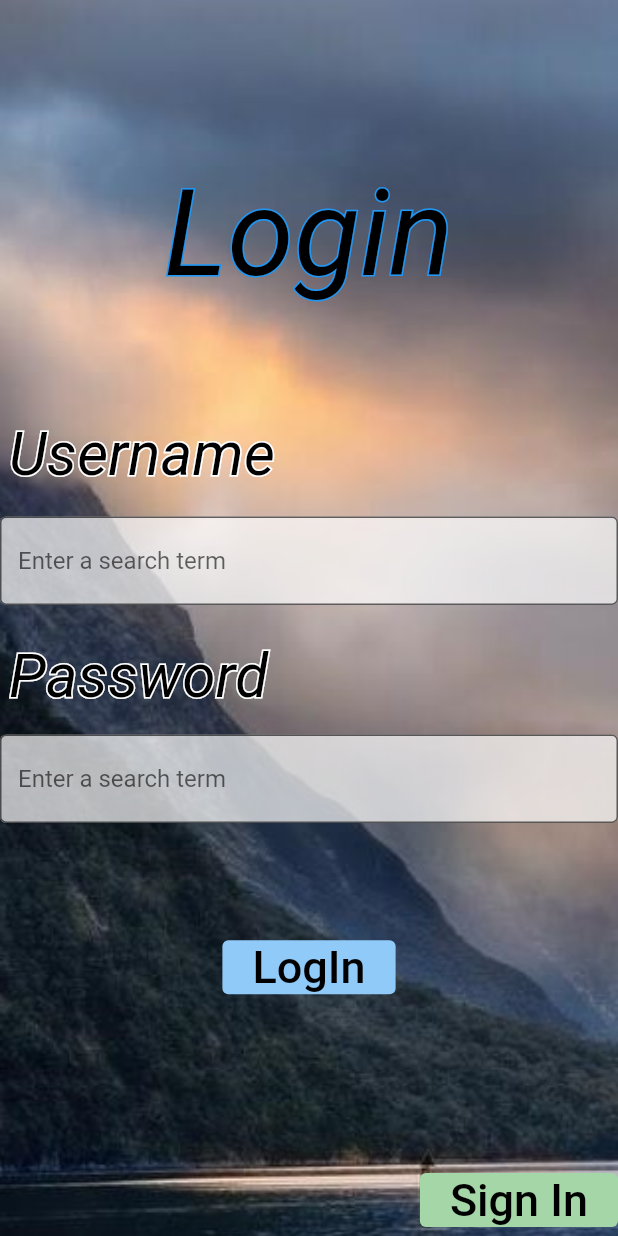
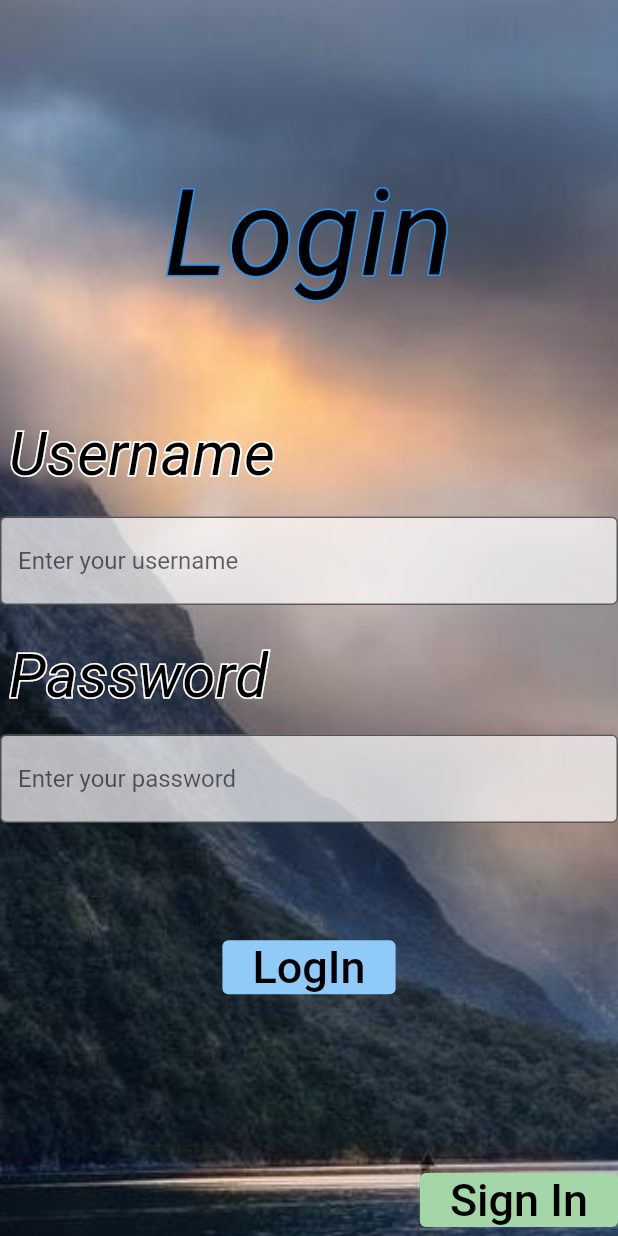
Before and after one commit to M-Usman-Tahir/First-Flutter-Frontend-App, a Flutter app: the screen it shows after launch, after a tap on "Continue", on a phone screen of 412 x 824 dp. Run offline on Flutter 3.47's test engine with Material 2 defaults, Android fonts, the phone set to English and light mode, and no system bars.

Commit message:
Updated: placeholders

```diff
--- a/lib/Screens/login.dart
+++ b/lib/Screens/login.dart
@@ -83,7 +83,7 @@ class _LoginScreenState extends State<LoginScreen> {
                     },
                     decoration: InputDecoration(
                       border: OutlineInputBorder(),
-                      hintText: 'Enter a search term',
+                      hintText: 'Enter your username',
                       filled: true,
                       fillColor: Colors.white.withOpacity(0.7),
                     ),
@@ -123,7 +123,7 @@ class _LoginScreenState extends State<LoginScreen> {
                     },
                     decoration: InputDecoration(
                       border: OutlineInputBorder(),
-                      hintText: 'Enter a search term',
+                      hintText: 'Enter your password',
                       filled: true,
                       fillColor: Colors.white.withOpacity(0.7),
                     ),
```
